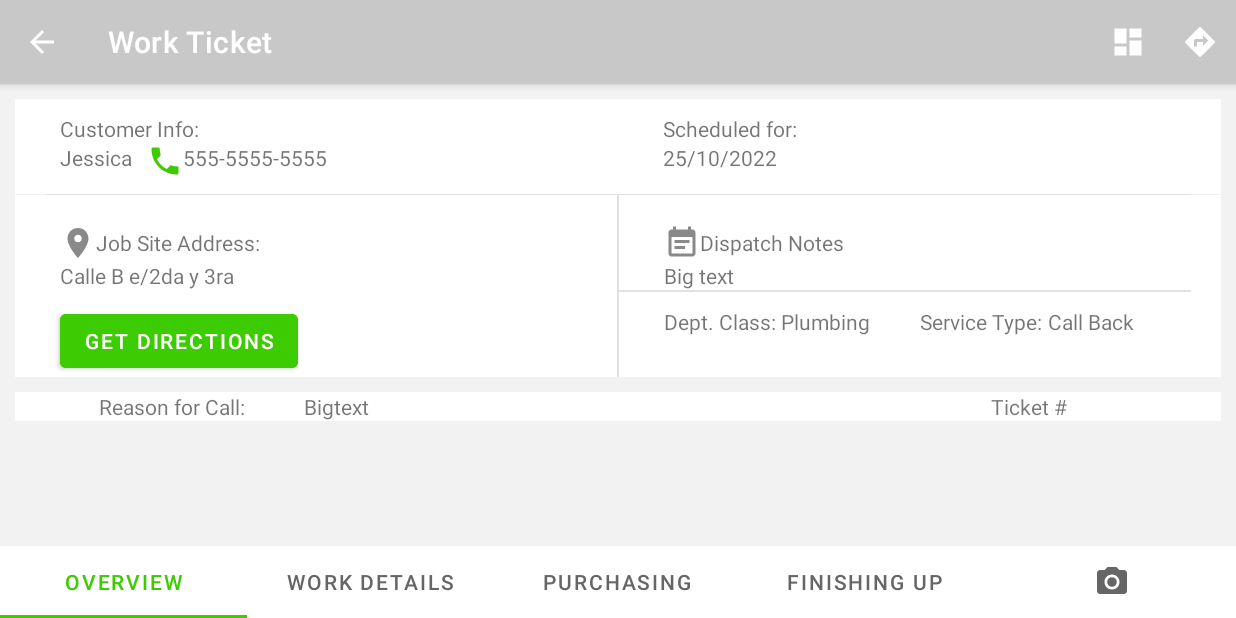
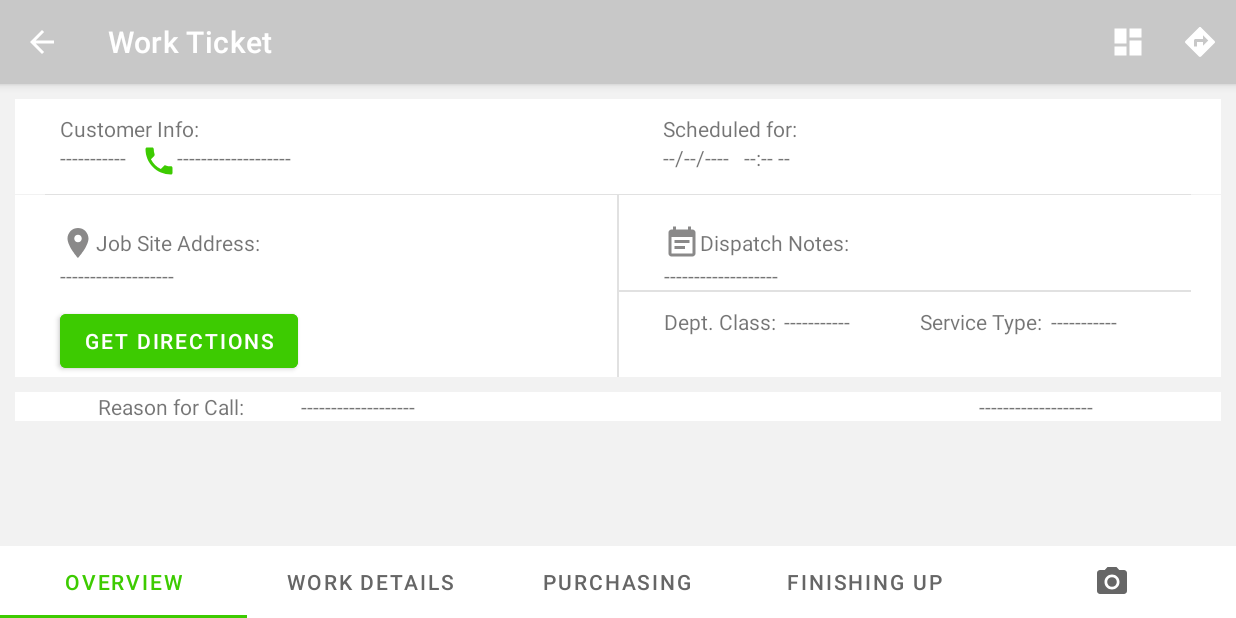
Before and after one commit to abel8ai/ticket-manager-app, an Android app: the OverviewFragment screen opened directly, with no data from a screen before it, on a phone screen of 824 x 412 dp (held sideways). Run offline under Robolectric (Android 15) with nearby library versions, the phone set to English and light mode, and no system bars; our stand-ins replace Dagger/Hilt's generated code; 3 statements that could not run were skipped.

Commit message:
fix texts in work ticket screen

```diff
--- a/app/src/main/java/com/zerox/ticketmanager/data/model/database/entities/TicketEntity.kt
+++ b/app/src/main/java/com/zerox/ticketmanager/data/model/database/entities/TicketEntity.kt
@@ -16,6 +16,7 @@ data class TicketEntity(
     @ColumnInfo val deptClass:String,
     @ColumnInfo val serviceType:String,
     @ColumnInfo val notes:String,
+    @ColumnInfo val reasonCall:String,
     @ColumnInfo val address: String,
     @ColumnInfo val time: String,
     @ColumnInfo val date: String
--- a/app/src/main/java/com/zerox/ticketmanager/ui/view/fragments/OverviewFragment.kt
+++ b/app/src/main/java/com/zerox/ticketmanager/ui/view/fragments/OverviewFragment.kt
@@ -49,6 +49,11 @@ class OverviewFragment : Fragment() {
             binding.tvPhone.text = it.phoneNumber
             binding.tvAddress.text = it.address
             binding.tvDate.text = it.date
+            binding.tvNotes.text = it.notes
+            binding.tvDeptClass.text = it.deptClass
+            binding.tvServiceType.text = it.serviceType
+            binding.tvReasonCall.text = it.reasonCall
+            binding.tvTime.text = it.time
         }
         // retrieve ticket from database
         CoroutineScope(Dispatchers.IO).launch {
--- a/app/src/main/res/layout/fragment_overview.xml
+++ b/app/src/main/res/layout/fragment_overview.xml
@@ -8,17 +8,17 @@
 
     <androidx.constraintlayout.widget.ConstraintLayout
         android:layout_width="match_parent"
-        android:background="@color/back"
-        android:layout_height="match_parent">
+        android:layout_height="match_parent"
+        android:background="@color/back">
 
         <LinearLayout
             android:id="@+id/ll_client_data"
             android:layout_width="match_parent"
+            android:layout_height="wrap_content"
+            android:layout_marginStart="10dp"
+            android:layout_marginTop="10dp"
+            android:layout_marginEnd="10dp"
             android:background="@color/white"
-            android:layout_height="wrap_content"
-            android:layout_marginTop="10dp"
-            android:layout_marginStart="10dp"
-            android:layout_marginEnd="10dp"
             android:orientation="horizontal"
             android:weightSum="1"
             app:layout_constraintTop_toTopOf="parent">
@@ -36,7 +36,7 @@
                     android:layout_height="wrap_content"
                     android:layout_marginStart="30dp"
                     android:layout_marginTop="10dp"
-                    android:text="Customer Info:"
+                    android:text="@string/customer_info"
                     app:layout_constraintStart_toStartOf="parent"
                     app:layout_constraintTop_toTopOf="parent" />
 
@@ -50,7 +50,7 @@
                         android:id="@+id/tv_client_name"
                         android:layout_width="wrap_content"
                         android:layout_height="wrap_content"
-                        android:text="Jessica" />
+                        android:text="@string/customer_preview" />
 
                     <LinearLayout
                         android:id="@+id/ll_phone_view"
@@ -70,7 +70,7 @@
                             android:id="@+id/tv_phone"
                             android:layout_width="wrap_content"
                             android:layout_height="wrap_content"
-                            android:text="555-5555-5555" />
+                            android:text="@string/phone_preview" />
                     </LinearLayout>
                 </LinearLayout>
 
@@ -89,18 +89,28 @@
                     android:layout_height="wrap_content"
                     android:layout_marginStart="30dp"
                     android:layout_marginTop="10dp"
-                    android:text="Scheduled for:"
+                    android:text="@string/scheduled_for"
                     app:layout_constraintEnd_toEndOf="parent"
                     app:layout_constraintTop_toTopOf="parent" />
 
-                <TextView
-                    android:id="@+id/tv_date"
+                <androidx.appcompat.widget.LinearLayoutCompat
                     android:layout_width="wrap_content"
-                    android:layout_height="wrap_content"
-                    android:layout_marginStart="30dp"
-                    android:text="25/10/2022"
-                    app:layout_constraintEnd_toEndOf="parent"
-                    app:layout_constraintTop_toBottomOf="@id/tv_scheduled_label" />
+                    android:layout_height="wrap_content">
+                    <TextView
+                        android:id="@+id/tv_date"
+                        android:layout_width="wrap_content"
+                        android:layout_height="wrap_content"
+                        android:layout_marginStart="30dp"
+                        android:text="@string/fecha_preview"/>
+                    <TextView
+                        android:id="@+id/tv_time"
+                        android:layout_width="wrap_content"
+                        android:layout_height="wrap_content"
+                        android:layout_marginStart="10dp"
+                        android:text="@string/time_preview"/>
+                </androidx.appcompat.widget.LinearLayoutCompat>
+
+
             </LinearLayout>
         </LinearLayout>
 
@@ -116,10 +126,10 @@
         <LinearLayout
             android:id="@+id/ll_ticket_data"
             android:layout_width="match_parent"
-            android:background="@color/white"
             android:layout_height="wrap_content"
             android:layout_marginStart="10dp"
             android:layout_marginEnd="10dp"
+            android:background="@color/white"
             android:orientation="horizontal"
             android:weightSum="1"
             app:layout_constraintTop_toBottomOf="@id/v_first_divider"
@@ -135,9 +145,9 @@
 
                 <LinearLayout
                     android:layout_width="wrap_content"
+                    android:layout_height="wrap_content"
                     android:layout_marginStart="30dp"
                     android:layout_marginTop="10dp"
-                    android:layout_height="wrap_content"
                     android:orientation="horizontal">
 
                     <ImageView
@@ -147,10 +157,10 @@
 
                     <TextView
                         android:id="@+id/tv_address_label"
-                        android:layout_gravity="center"
                         android:layout_width="wrap_content"
                         android:layout_height="wrap_content"
-                        android:text="Job Site Address:" />
+                        android:layout_gravity="center"
+                        android:text="@string/job_site_address" />
                 </LinearLayout>
 
                 <TextView
@@ -158,16 +168,17 @@
                     android:layout_width="wrap_content"
                     android:layout_height="wrap_content"
                     android:layout_marginStart="30dp"
-                    android:text="Calle B e/2da y 3ra" />
+                    android:text="@string/phone_preview" />
+
                 <Button
                     android:id="@+id/btn_directions"
-                    android:text="Get Directions"
-                    android:textColor="@color/white"
+                    android:layout_width="wrap_content"
+                    android:layout_height="wrap_content"
                     android:layout_marginStart="30dp"
                     android:layout_marginTop="10dp"
                     android:backgroundTint="@color/primary"
-                    android:layout_width="wrap_content"
-                    android:layout_height="wrap_content"/>
+                    android:text="@string/get_directions"
+                    android:textColor="@color/white" />
             </LinearLayout>
 
             <View
@@ -197,18 +208,18 @@
 
                     <TextView
                         android:id="@+id/tv_notes_label"
-                        android:layout_gravity="center"
                         android:layout_width="wrap_content"
                         android:layout_height="wrap_content"
-                        android:text="Dispatch Notes" />
+                        android:layout_gravity="center"
+                        android:text="@string/dispatch_notes" />
                 </LinearLayout>
 
                 <TextView
                     android:id="@+id/tv_notes"
                     android:layout_width="wrap_content"
+                    android:layout_height="wrap_content"
                     android:layout_marginStart="30dp"
-                    android:layout_height="wrap_content"
-                    android:text="Big text" />
+                    android:text="@string/phone_preview" />
 
                 <View
                     android:layout_width="match_parent"
@@ -230,17 +241,18 @@
 
                         <TextView
                             android:layout_width="wrap_content"
+                            android:layout_height="wrap_content"
                             android:layout_marginStart="30dp"
                             android:layout_marginTop="10dp"
-                            android:layout_height="wrap_content"
-                            android:text="Dept. Class: " />
+                            android:text="@string/dept_class" />
 
                         <TextView
                             android:id="@+id/tv_dept_class"
                             android:layout_width="wrap_content"
+                            android:layout_height="wrap_content"
                             android:layout_marginTop="10dp"
-                            android:layout_height="wrap_content"
-                            android:text="Plumbing" />
+                            android:layout_marginStart="5dp"
+                            android:text="@string/customer_preview" />
                     </LinearLayout>
 
                     <LinearLayout
@@ -251,16 +263,17 @@
 
                         <TextView
                             android:layout_width="wrap_content"
+                            android:layout_height="wrap_content"
                             android:layout_marginTop="10dp"
-                            android:layout_height="wrap_content"
-                            android:text="Service Type: " />
+                            android:text="@string/service_type" />
 
                         <TextView
                             android:id="@+id/tv_service_type"
                             android:layout_width="wrap_content"
                             android:layout_height="wrap_content"
                             android:layout_marginTop="10dp"
-                            android:text="Call Back" />
+                            android:layout_marginStart="5dp"
+                            android:text="@string/customer_preview" />
                     </LinearLayout>
 
                 </LinearLayout>
@@ -272,34 +285,37 @@
         <LinearLayout
             android:layout_width="match_parent"
             android:layout_height="wrap_content"
+            android:layout_marginStart="10dp"
+            android:layout_marginTop="10dp"
+            android:layout_marginEnd="10dp"
             android:background="@color/white"
-            android:layout_marginTop="10dp"
-            android:layout_marginStart="10dp"
-            android:layout_marginEnd="10dp"
             android:orientation="horizontal"
             android:weightSum="1"
             app:layout_constraintTop_toBottomOf="@id/ll_ticket_data">
 
             <TextView
+                android:layout_width="0dp"
+                android:layout_height="wrap_content"
+                android:layout_marginStart="30dp"
                 android:layout_weight="0.2"
                 android:gravity="center_horizontal"
-                android:layout_width="0dp"
-                android:layout_marginStart="30dp"
-                android:layout_height="wrap_content"
                 android:text="Reason for Call: " />
+
             <TextView
                 android:id="@+id/tv_reason_call"
-                android:layout_weight="0.6"
-                android:layout_marginStart="10dp"
                 android:layout_width="0dp"
                 android:layout_height="wrap_content"
-                android:text="Bigtext" />
+                android:layout_marginStart="10dp"
+                android:layout_weight="0.6"
+                android:text="@string/phone_preview" />
+
             <TextView
                 android:id="@+id/ticket_number"
-                android:layout_weight="0.2"
                 android:layout_width="0dp"
                 android:layout_height="wrap_content"
-                android:text="@string/ticket_no" />
+                android:layout_weight="0.2"
+                android:layout_marginEnd="10dp"
+                android:text="@string/phone_preview"/>
 
         </LinearLayout>
 
--- a/app/src/main/res/values/strings.xml
+++ b/app/src/main/res/values/strings.xml
@@ -29,6 +29,17 @@
     <string name="ticket_no">Ticket # </string>
     <string name="enter_destination">Enter destination</string>
     <string name="dashboard_caps">DASHBOARD</string>
+    <string name="customer_info">Customer Info:</string>
+    <string name="customer_preview">-----------</string>
+    <string name="phone_preview">-------------------</string>
+    <string name="job_site_address">Job Site Address:</string>
+    <string name="dispatch_notes">Dispatch Notes:</string>
+    <string name="dept_class">Dept. Class:</string>
+    <string name="service_type">Service Type:</string>
+    <string name="get_directions">Get Directions</string>
+    <string name="scheduled_for">Scheduled for:</string>
+    <string name="fecha_preview">--/--/----</string>
+    <string name="time_preview">--:-- --</string>
 
 
 </resources>
```
